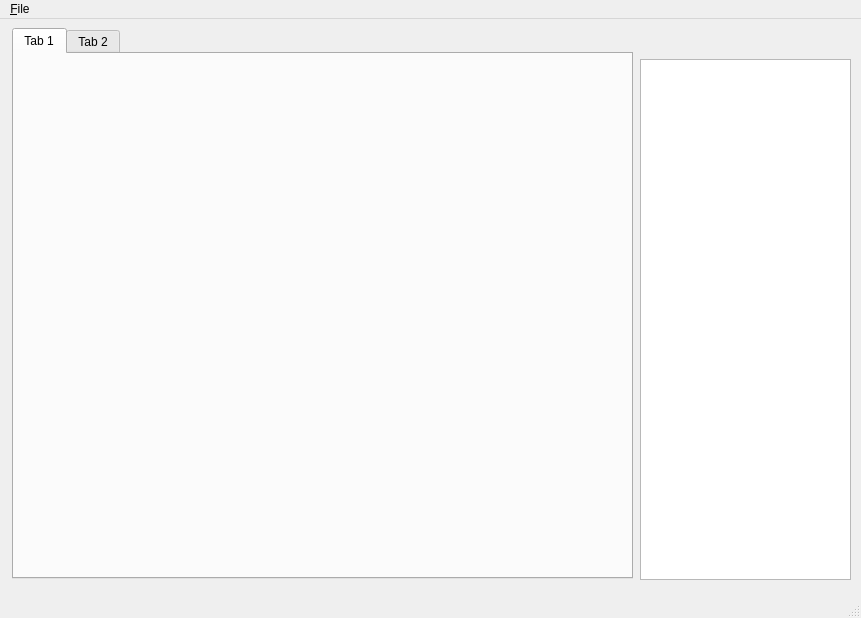
First picture: the form in peri/gui/main.ui, repository peri-source/peri, before the edit.
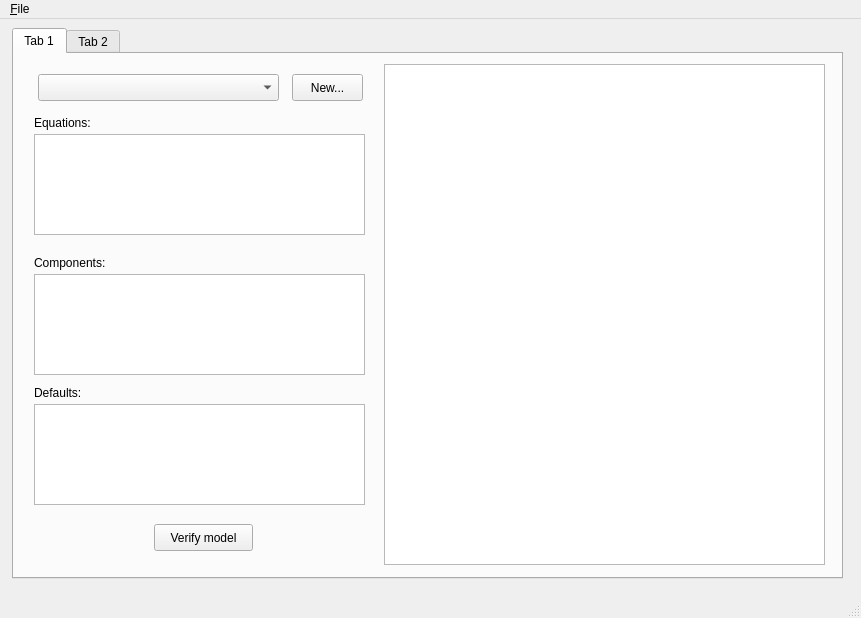
Second picture: the form after the edit.

Commit message: just keeping up to date; render bugs, qt ui development

What changed in the file:
```diff
--- a/peri/gui/main.ui
+++ b/peri/gui/main.ui
@@ -19,7 +19,7 @@
      <rect>
       <x>12</x>
       <y>9</y>
-      <width>621</width>
+      <width>831</width>
       <height>551</height>
      </rect>
     </property>
@@ -30,6 +30,124 @@
      <attribute name="title">
       <string>Tab 1</string>
      </attribute>
+     <widget class="QTextBrowser" name="textBrowser">
+      <property name="geometry">
+       <rect>
+        <x>370</x>
+        <y>10</y>
+        <width>441</width>
+        <height>501</height>
+       </rect>
+      </property>
+      <property name="styleSheet">
+       <string notr="true">font: 12pt &quot;Courier New&quot;;</string>
+      </property>
+     </widget>
+     <widget class="QPushButton" name="modelnew">
+      <property name="geometry">
+       <rect>
+        <x>278</x>
+        <y>20</y>
+        <width>71</width>
+        <height>27</height>
+       </rect>
+      </property>
+      <property name="text">
+       <string>New...</string>
+      </property>
+     </widget>
+     <widget class="QComboBox" name="modelselect">
+      <property name="geometry">
+       <rect>
+        <x>24</x>
+        <y>20</y>
+        <width>241</width>
+        <height>27</height>
+       </rect>
+      </property>
+     </widget>
+     <widget class="QListView" name="modeleq">
+      <property name="geometry">
+       <rect>
+        <x>20</x>
+        <y>80</y>
+        <width>331</width>
+        <height>101</height>
+       </rect>
+      </property>
+     </widget>
+     <widget class="QLabel" name="label">
+      <property name="geometry">
+       <rect>
+        <x>20</x>
+        <y>60</y>
+        <width>131</width>
+        <height>17</height>
+       </rect>
+      </property>
+      <property name="text">
+       <string>Equations:</string>
+      </property>
+     </widget>
+     <widget class="QLabel" name="label_2">
+      <property name="geometry">
+       <rect>
+        <x>20</x>
+        <y>200</y>
+        <width>141</width>
+        <height>17</height>
+       </rect>
+      </property>
+      <property name="text">
+       <string>Components:</string>
+      </property>
+     </widget>
+     <widget class="QListView" name="modeleq_2">
+      <property name="geometry">
+       <rect>
+        <x>20</x>
+        <y>220</y>
+        <width>331</width>
+        <height>101</height>
+       </rect>
+      </property>
+     </widget>
+     <widget class="QLabel" name="label_3">
+      <property name="geometry">
+       <rect>
+        <x>20</x>
+        <y>330</y>
+        <width>141</width>
+        <height>17</height>
+       </rect>
+      </property>
+      <property name="text">
+       <string>Defaults:</string>
+      </property>
+     </widget>
+     <widget class="QTreeView" name="treeView">
+      <property name="geometry">
+       <rect>
+        <x>20</x>
+        <y>350</y>
+        <width>331</width>
+        <height>101</height>
+       </rect>
+      </property>
+     </widget>
+     <widget class="QPushButton" name="pushButton">
+      <property name="geometry">
+       <rect>
+        <x>140</x>
+        <y>470</y>
+        <width>99</width>
+        <height>27</height>
+       </rect>
+      </property>
+      <property name="text">
+       <string>Verify model</string>
+      </property>
+     </widget>
     </widget>
     <widget class="QWidget" name="tab_2">
      <attribute name="title">
@@ -37,16 +155,6 @@
      </attribute>
     </widget>
    </widget>
-   <widget class="QListWidget" name="listWidget">
-    <property name="geometry">
-     <rect>
-      <x>640</x>
-      <y>40</y>
-      <width>211</width>
-      <height>521</height>
-     </rect>
-    </property>
-   </widget>
   </widget>
   <widget class="QMenuBar" name="menubar">
    <property name="geometry">
```
Left out of the diff: 2 changed lines with no effect on the pictures. The commit also changes 1 other file.
